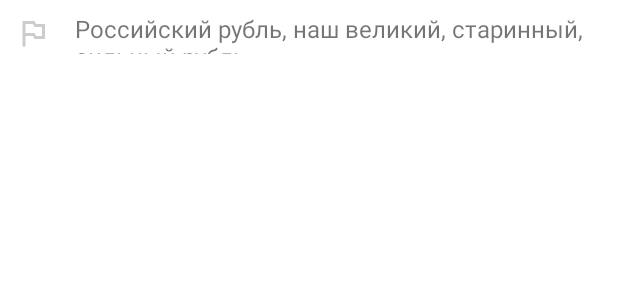
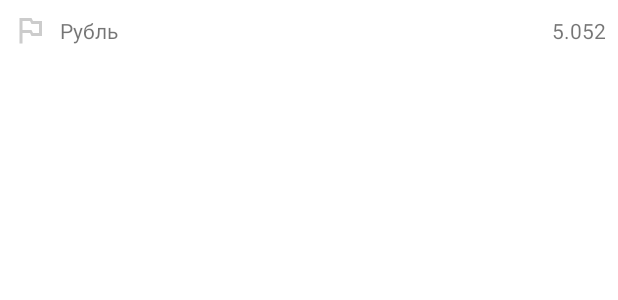
Before and after one commit to aakumykov/CurrencyConverter, an Android app: the layout list_item.xml on its own in the app's theme, with its tools: preview values and no code run, on a phone screen of 412 x 824 dp. Shown: the top 300 px of the screen. Run offline under Robolectric (Android 15) with nearby library versions, the light colour scheme and no system bars.

Commit message:
fix: разметка элемента списка

```diff
--- a/app/src/main/java/com/github/aakumykov/cc/CurrencyList_DataAdapter.java
+++ b/app/src/main/java/com/github/aakumykov/cc/CurrencyList_DataAdapter.java
@@ -1,13 +1,13 @@
 package com.github.aakumykov.cc;
 
 import android.view.LayoutInflater;
+import android.view.View;
 import android.view.ViewGroup;
 
 import androidx.annotation.NonNull;
 import androidx.recyclerview.widget.RecyclerView;
 
 import com.github.aakumykov.cc.data_models.Currency;
-import com.github.aakumykov.cc.databinding.ListItemBinding;
 
 import java.util.ArrayList;
 import java.util.List;
@@ -31,8 +31,9 @@ public class CurrencyList_DataAdapter extends RecyclerView.Adapter<RecyclerView.
 
     @NonNull @Override
     public RecyclerView.ViewHolder onCreateViewHolder(@NonNull ViewGroup parent, int viewType) {
-        ListItemBinding listItemBinding = ListItemBinding.inflate(LayoutInflater.from(parent.getContext()));
-        return new CurrencyViewHolder(listItemBinding);
+        View itemView = LayoutInflater.from(parent.getContext()).inflate(R.layout.list_item, parent, false);
+//        ListItemBinding listItemBinding = ListItemBinding.inflate(LayoutInflater.from(parent.getContext()));
+        return new CurrencyViewHolder(itemView);
     }
 
     @Override
--- a/app/src/main/java/com/github/aakumykov/cc/CurrencyViewHolder.java
+++ b/app/src/main/java/com/github/aakumykov/cc/CurrencyViewHolder.java
@@ -1,25 +1,42 @@
 package com.github.aakumykov.cc;
+
+import android.view.View;
+import android.widget.ImageView;
+import android.widget.TextView;
 
 import androidx.annotation.NonNull;
 import androidx.recyclerview.widget.RecyclerView;
 
 import com.github.aakumykov.cc.data_models.Currency;
-import com.github.aakumykov.cc.databinding.ListItemBinding;
 import com.squareup.picasso.Picasso;
 
 public class CurrencyViewHolder extends RecyclerView.ViewHolder {
 
-    private ListItemBinding mListItemBinding;
+    private View mItemView;
+    private ImageView mFlagView;
+    private TextView mTitleView;
+    private TextView mValueView;
 
-    public CurrencyViewHolder(@NonNull ListItemBinding listItemBinding) {
+    public CurrencyViewHolder(@NonNull View itemView) {
+        super(itemView);
+        mFlagView = itemView.findViewById(R.id.flagView);
+        mTitleView = itemView.findViewById(R.id.titleView);
+        mValueView = itemView.findViewById(R.id.valueView);
+    }
+
+
+    /*public CurrencyViewHolder(@NonNull ListItemBinding listItemBinding) {
         super(listItemBinding.getRoot());
         mListItemBinding = listItemBinding;
-    }
+    }*/
 
     public void initialize(Currency currency) {
         String name = currency.getName();
-        mListItemBinding.titleView.setText(name);
-//        mListItemBinding.valueView.setText(String.valueOf(currency.getValue()));
+        mTitleView.setText(name);
+
+        String value = String.valueOf(currency.getValue());
+        mValueView.setText(value);
+
         loadCountryFlag(currency.getCharCode());
     }
 
@@ -30,6 +47,6 @@ public class CurrencyViewHolder extends RecyclerView.ViewHolder {
         Picasso.get()
                 .load(flagImageURL)
                 .error(R.drawable.ic_country_flag_placeholder)
-                .into(mListItemBinding.flagView);
+                .into(mFlagView);
     }
 }
--- a/app/src/main/res/layout/list_item.xml
+++ b/app/src/main/res/layout/list_item.xml
@@ -1,28 +1,48 @@
 <?xml version="1.0" encoding="utf-8"?>
-<LinearLayout xmlns:android="http://schemas.android.com/apk/res/android"
+<androidx.constraintlayout.widget.ConstraintLayout xmlns:android="http://schemas.android.com/apk/res/android"
     xmlns:app="http://schemas.android.com/apk/res-auto"
     xmlns:tools="http://schemas.android.com/tools"
+    android:id="@+id/itemView"
     android:layout_width="match_parent"
-    android:layout_height="wrap_content"
-    android:orientation="horizontal">
+    android:layout_height="wrap_content">
 
     <ImageView
         android:id="@+id/flagView"
-        android:layout_width="32dp"
-        android:layout_height="32dp"
-        android:layout_marginStart="6dp"
-        android:layout_marginTop="6dp"
-        android:layout_marginBottom="6dp"
-        android:scaleType="centerInside"
+        android:layout_width="wrap_content"
+        android:layout_height="wrap_content"
+        android:layout_marginStart="8dp"
+        android:layout_marginTop="8dp"
+        android:layout_marginBottom="8dp"
+        android:adjustViewBounds="true"
+        android:visibility="visible"
+        app:layout_constraintBottom_toBottomOf="parent"
+        app:layout_constraintStart_toStartOf="parent"
+        app:layout_constraintTop_toTopOf="parent"
         app:srcCompat="@drawable/ic_country_flag_placeholder" />
 
     <TextView
         android:id="@+id/titleView"
-        android:layout_width="match_parent"
-        android:layout_height="match_parent"
-        android:paddingVertical="8dp"
-        android:paddingHorizontal="12dp"
-        android:textSize="16sp"
-        tools:text="Российский рубль, наш великий, старинный, сильный рубль" />
+        android:layout_width="0dp"
+        android:layout_height="wrap_content"
+        android:layout_marginStart="8dp"
+        android:layout_marginTop="8dp"
+        android:layout_marginEnd="8dp"
+        android:layout_marginBottom="8dp"
+        app:layout_constraintBottom_toBottomOf="parent"
+        app:layout_constraintEnd_toStartOf="@+id/valueView"
+        app:layout_constraintStart_toEndOf="@+id/flagView"
+        app:layout_constraintTop_toTopOf="parent"
+        tools:text="Рубль" />
 
-</LinearLayout>
+    <TextView
+        android:id="@+id/valueView"
+        android:layout_width="0dp"
+        android:layout_height="wrap_content"
+        android:layout_marginEnd="8dp"
+        android:visibility="visible"
+        app:layout_constraintBottom_toBottomOf="parent"
+        app:layout_constraintEnd_toEndOf="parent"
+        app:layout_constraintTop_toTopOf="parent"
+        tools:text="5.052" />
+
+</androidx.constraintlayout.widget.ConstraintLayout>
```
